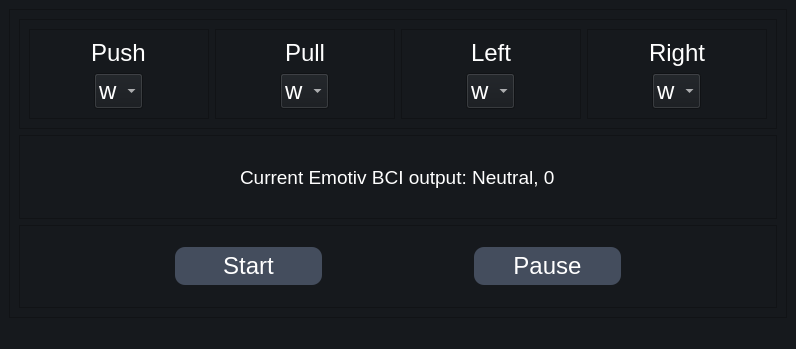
This is RoboMaster_BCI/MainWindow.ui in Emotiv/emotiv-academy as Qt 5 draws it before an edit. The edited form follows.
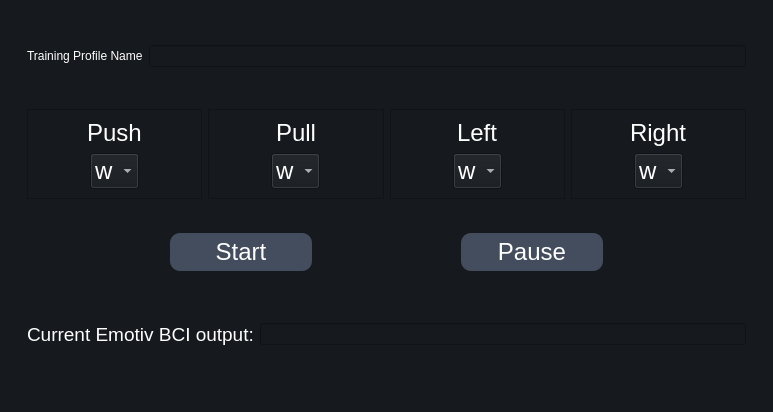
This is the edited form.

What changed in the file:
```diff
--- a/RoboMaster_BCI/MainWindow.ui
+++ b/RoboMaster_BCI/MainWindow.ui
@@ -6,8 +6,8 @@
    <rect>
     <x>0</x>
     <y>0</y>
-    <width>796</width>
-    <height>349</height>
+    <width>773</width>
+    <height>412</height>
    </rect>
   </property>
   <property name="windowTitle">
@@ -24,6 +24,11 @@
    <layout class="QHBoxLayout" name="horizontalLayout">
     <item>
      <widget class="QFrame" name="frame">
+      <property name="styleSheet">
+       <string notr="true">QFrame#frame {
+    border: none;
+}</string>
+      </property>
       <property name="frameShape">
        <enum>QFrame::StyledPanel</enum>
       </property>
@@ -31,8 +36,40 @@
        <enum>QFrame::Raised</enum>
       </property>
       <layout class="QVBoxLayout" name="verticalLayout">
+       <item>
+        <widget class="QFrame" name="frame_10">
+         <property name="styleSheet">
+          <string notr="true">QFrame#frame_10 {
+    border: none;
+}</string>
+         </property>
+         <property name="frameShape">
+          <enum>QFrame::Shape::StyledPanel</enum>
+         </property>
+         <property name="frameShadow">
+          <enum>QFrame::Shadow::Raised</enum>
+         </property>
+         <layout class="QHBoxLayout" name="horizontalLayout_5">
+          <item>
+           <widget class="QLabel" name="label_5">
+            <property name="text">
+             <string>Training Profile Name</string>
+            </property>
+           </widget>
+          </item>
+          <item>
+           <widget class="QLineEdit" name="profileEdit"/>
+          </item>
+         </layout>
+        </widget>
+       </item>
        <item>
         <widget class="QFrame" name="frame_2">
+         <property name="styleSheet">
+          <string notr="true">QFrame#frame_2 {
+    border: none;
+}</string>
+         </property>
          <property name="frameShape">
           <enum>QFrame::StyledPanel</enum>
          </property>
@@ -260,30 +297,6 @@
          </layout>
         </widget>
        </item>
-       <item>
-        <widget class="QFrame" name="frame_8">
-         <property name="frameShape">
-          <enum>QFrame::StyledPanel</enum>
-         </property>
-         <property name="frameShadow">
-          <enum>QFrame::Raised</enum>
-         </property>
-         <layout class="QHBoxLayout" name="horizontalLayout_4">
-          <item alignment="Qt::AlignHCenter">
-           <widget class="QLabel" name="OutPutLabel">
-            <property name="font">
-             <font>
-              <pointsize>14</pointsize>
-             </font>
-            </property>
-            <property name="text">
-             <string>Current Emotiv BCI output: Neutral, 0</string>
-            </property>
-           </widget>
-          </item>
-         </layout>
-        </widget>
-       </item>
        <item>
         <widget class="QFrame" name="frame_3">
          <property name="styleSheet">
@@ -307,6 +320,10 @@
 	background-color:rgb(106, 255, 156);
 }
 
+QFrame#frame_3 {
+    border: none;
+}
+
 </string>
          </property>
          <property name="frameShape">
@@ -394,6 +411,48 @@
          </layout>
         </widget>
        </item>
+       <item>
+        <widget class="QFrame" name="frame_8">
+         <property name="styleSheet">
+          <string notr="true">QFrame#frame_8 {
+    border: none;
+}</string>
+         </property>
+         <property name="frameShape">
+          <enum>QFrame::Shape::StyledPanel</enum>
+         </property>
+         <property name="frameShadow">
+          <enum>QFrame::Shadow::Raised</enum>
+         </property>
+         <layout class="QHBoxLayout" name="horizontalLayout_4">
+          <item>
+           <widget class="QLabel" name="OutPutLabel">
+            <property name="font">
+             <font>
+              <pointsize>14</pointsize>
+             </font>
+            </property>
+            <property name="text">
+             <string>Current Emotiv BCI output:</string>
+            </property>
+           </widget>
+          </item>
+          <item>
+           <widget class="QProgressBar" name="powerBar">
+            <property name="maximum">
+             <number>100</number>
+            </property>
+            <property name="value">
+             <number>0</number>
+            </property>
+            <property name="format">
+             <string/>
+            </property>
+           </widget>
+          </item>
+         </layout>
+        </widget>
+       </item>
       </layout>
      </widget>
     </item>
```
Left out of the diff: 52 changed lines with no effect on the pictures.
